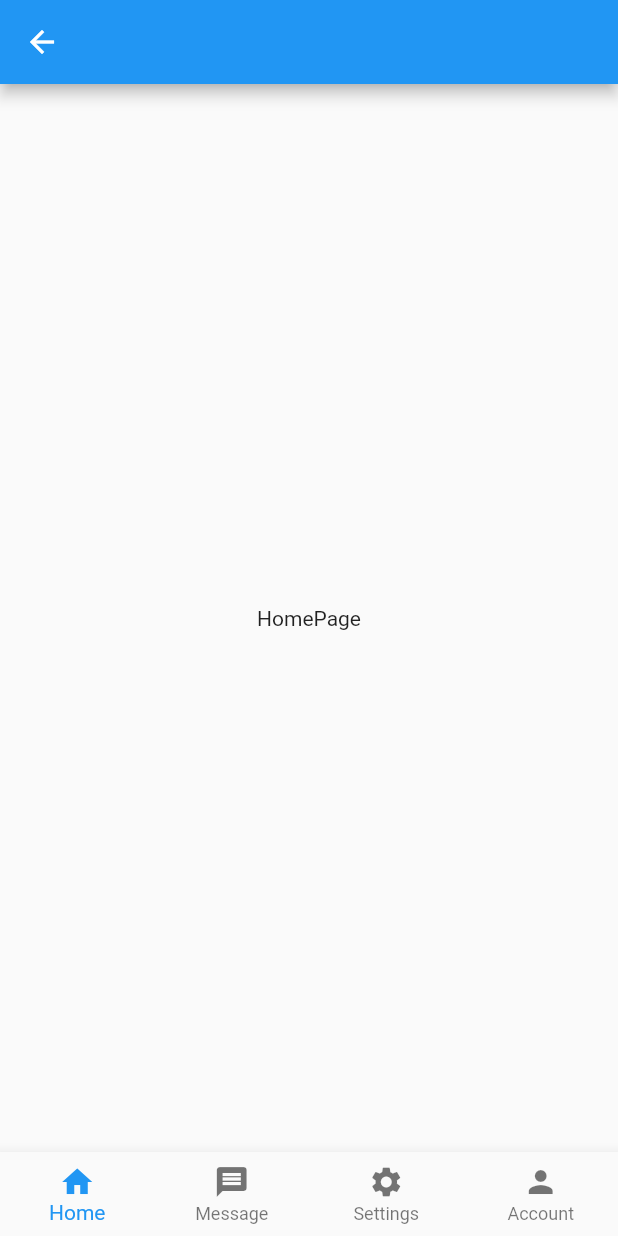
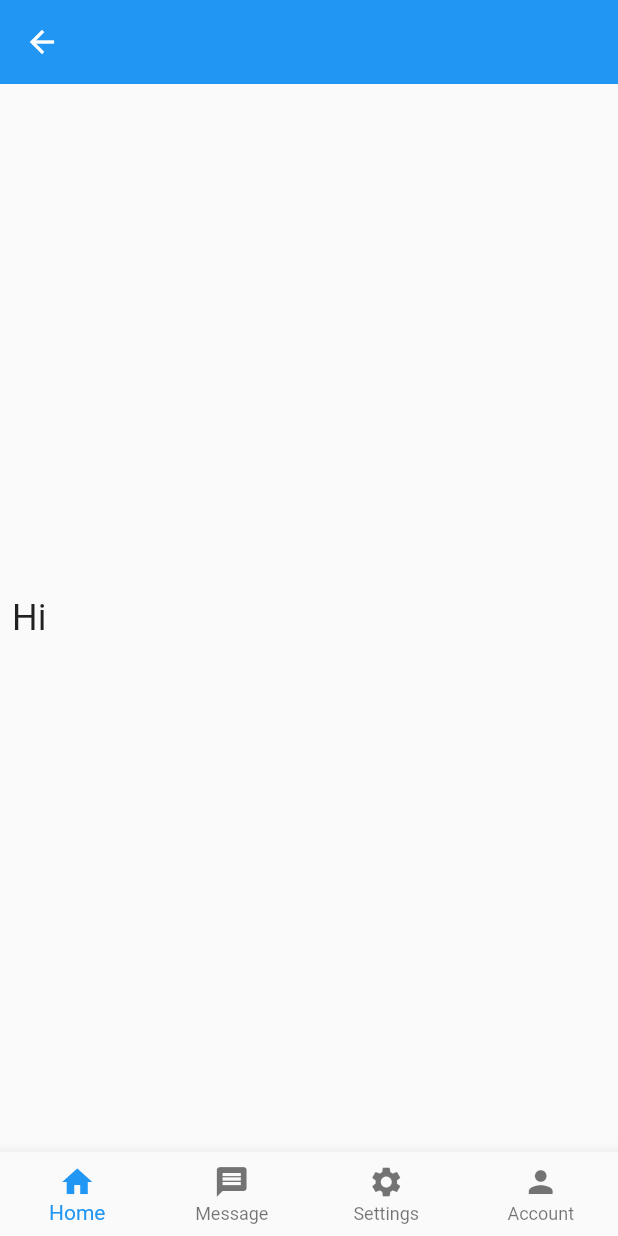
Before and after one commit to Atiways/onboarding_flutter, a Flutter app: the HomePage screen opened directly, on a phone screen of 412 x 824 dp. Run offline on Flutter 3.47's test engine with Material 2 defaults, Android fonts, the phone set to English and light mode, and no system bars; our stand-ins replace smooth_page_indicator.

```diff
--- a/lib/bottomnav/Accountnavi.dart
+++ b/lib/bottomnav/Accountnavi.dart
@@ -1,10 +1,11 @@
+// ignore: file_names
 import 'package:flutter/material.dart';
 class AccountNav extends StatelessWidget {
   const AccountNav({ Key? key }) : super(key: key);
 
   @override
   Widget build(BuildContext context) {
-    return Scaffold(
+    return const Scaffold(
       body: Center(
         child: Text("Account Page"),
       ),
--- a/lib/bottomnav/homenavi.dart
+++ b/lib/bottomnav/homenavi.dart
@@ -1,13 +1,22 @@
 import 'package:flutter/material.dart';
+
 class HomeNav extends StatelessWidget {
-  const HomeNav({ Key? key }) : super(key: key);
+  const HomeNav({Key? key}) : super(key: key);
 
   @override
   Widget build(BuildContext context) {
     return Scaffold(
-      body: Center(
-        child: Text("HomePage"),
-      ),
+      body: Row(mainAxisAlignment: MainAxisAlignment.start, children: [
+        Center(
+          child: Padding(
+            padding: const EdgeInsets.all(8.0),
+            child: Text(
+              "Hi",
+              style: TextStyle(fontSize: 24),
+            ),
+          ),
+        )
+      ]),
     );
   }
 }
--- a/lib/bottomnav/settingsnavi.dart
+++ b/lib/bottomnav/settingsnavi.dart
@@ -5,7 +5,7 @@ class SettingsNav extends StatelessWidget {
   @override
   Widget build(BuildContext context) {
     return Scaffold(
-      body: Center(
+      body:Center(
         child: Text("Settings"),
       ),
     );
--- a/lib/home_page.dart
+++ b/lib/home_page.dart
@@ -15,7 +15,9 @@ class _HomePageState extends State<HomePage> {
   @override
   Widget build(BuildContext context) {
     return Scaffold(
-      appBar: AppBar(),
+      appBar: AppBar(
+         elevation: 0,
+      ),
       body: _pages[_selectedIndex],
       bottomNavigationBar:
       BottomNavigationBar(
@@ -30,7 +32,7 @@ class _HomePageState extends State<HomePage> {
       ]),
     );
   }
-  final List<Widget> _pages =[
+  final List<Widget>_pages =[
     HomeNav(),
     MessageNav(),
     SettingsNav(),
--- a/lib/intro_screens/introscreen_3.dart
+++ b/lib/intro_screens/introscreen_3.dart
@@ -6,13 +6,13 @@ class introScreen3 extends StatefulWidget {
   @override
   State<introScreen3> createState() => _introScreen3State();
 }
-
+// ignore: camel_case_types
 class _introScreen3State extends State<introScreen3> {
   @override
   Widget build(BuildContext context) {
     return Container(
       color: Colors.green,
-      child: Center(
+      child: const Center(
           child: Text(
         "Page 3",
         style: TextStyle(
```
Also changed, not shown: lib/onboarding_screen.dart (+6 -7 lines), pubspec.yaml (+3 -5 lines), lib/icons/google.png (added), lib/icons/menu.png (added), lib/icons/nike.png (added), lib/icons/search.png (added), lib/icons/settings.png (added), lib/icons/uber.png (added), pubspec.lock.
